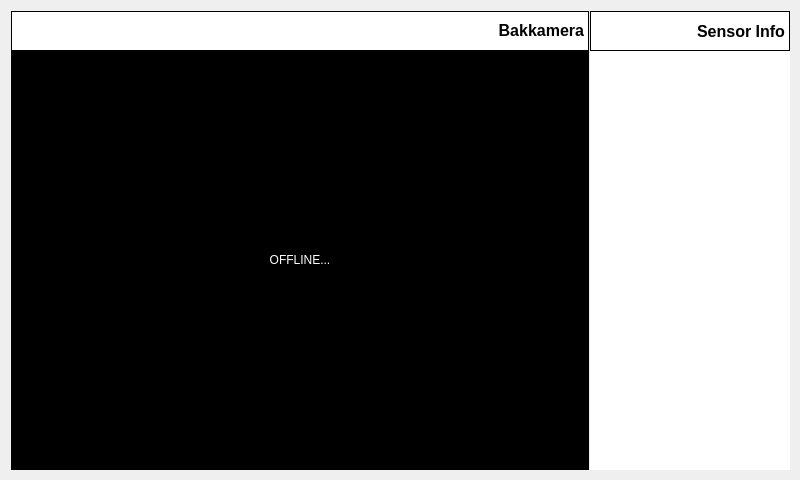
This is mainwindow.ui in mat0pad/smartPark as Qt 5 draws it before an edit. The edited form follows.
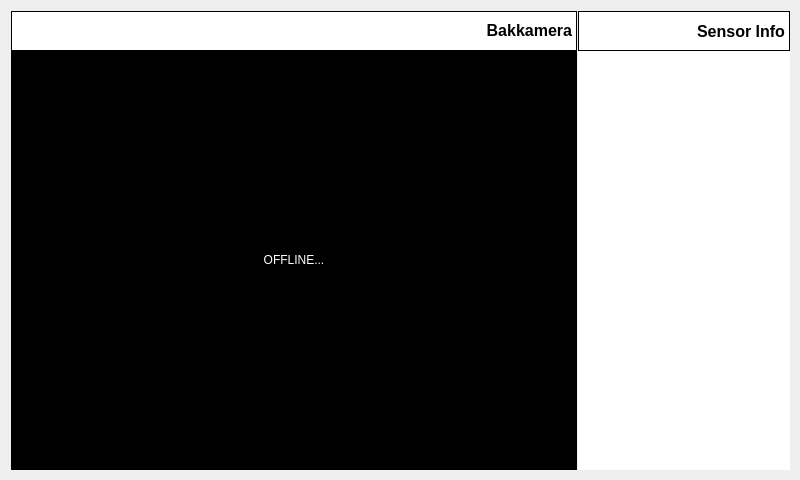
This is the edited form. Icons and pictures are not drawn.

The edit to the form file:
```diff
--- a/mainwindow.ui
+++ b/mainwindow.ui
@@ -51,7 +51,7 @@
          </property>
          <property name="maximumSize">
           <size>
-           <width>16777215</width>
+           <width>582</width>
            <height>40</height>
           </size>
          </property>
@@ -81,6 +81,12 @@
        </item>
        <item>
         <widget class="QLabel" name="label_2">
+         <property name="maximumSize">
+          <size>
+           <width>582</width>
+           <height>16777215</height>
+          </size>
+         </property>
          <property name="styleSheet">
           <string notr="true">background-color: rgb(0, 0, 0);
 font: 12pt &quot;Sans Serif&quot;;</string>
@@ -110,13 +116,13 @@
          </property>
          <property name="minimumSize">
           <size>
-           <width>100</width>
+           <width>212</width>
            <height>0</height>
           </size>
          </property>
          <property name="maximumSize">
           <size>
-           <width>300</width>
+           <width>400</width>
            <height>40</height>
           </size>
          </property>
```
Left out of the diff: 274 changed lines with no effect on the pictures.
